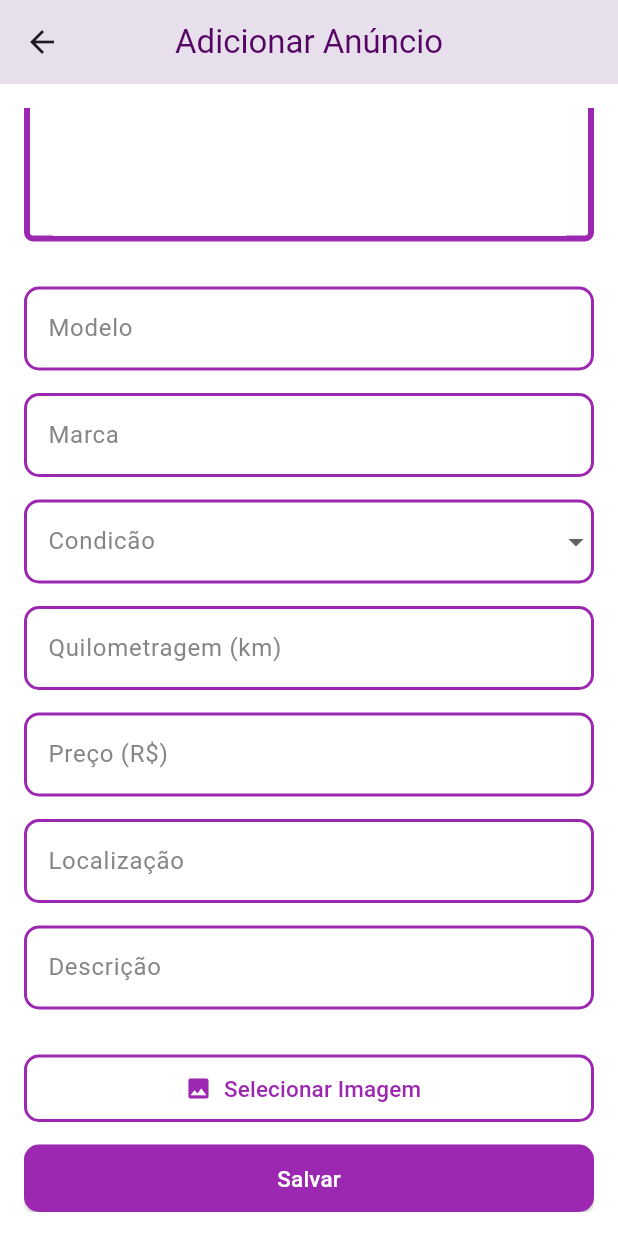
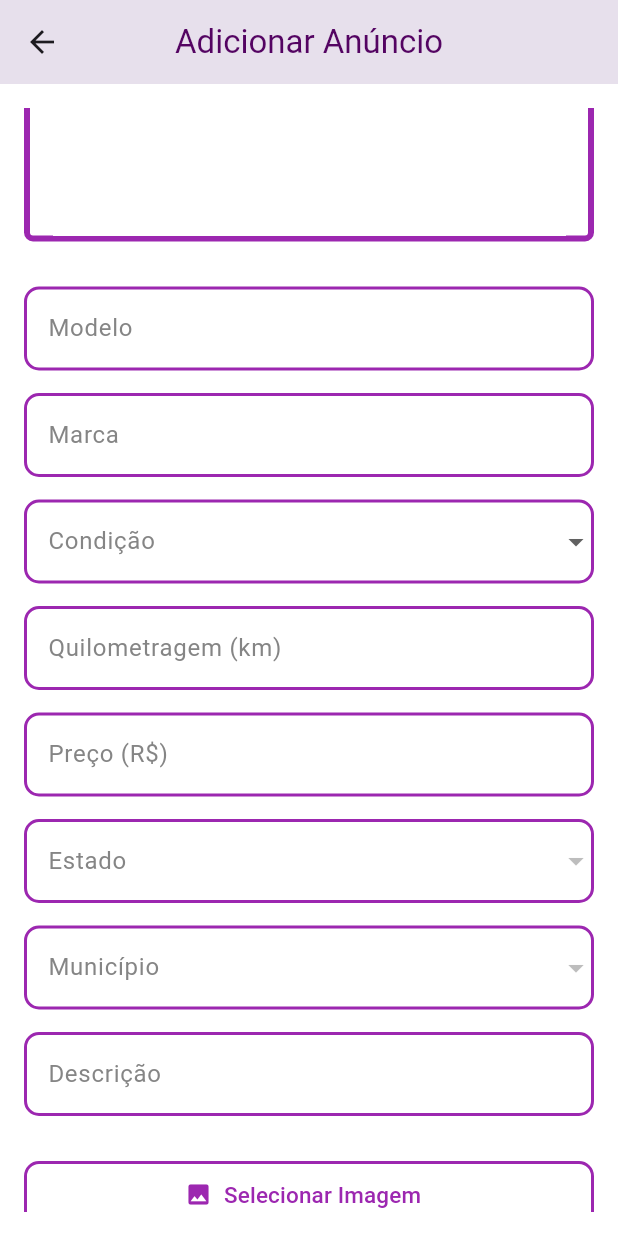
Before and after one commit to LuanMirandaa/AutoHub, a Flutter app: the AddEditCarScreen screen opened directly with empty values, scrolled down 261 dp, on a phone screen of 412 x 824 dp. Run offline on Flutter 3.47's test engine with Material 3 defaults, Android fonts, the phone set to English and light mode, and no system bars; our stand-ins replace cloud_firestore, firebase_auth, firebase_core, flutter_map, image_picker, latlong2; accounts and stored records are empty; generated files the repository leaves out were written again.

Commit message:
implementação de dois novos campos na adição de anúncios

```diff
--- a/lib/models/cars.dart
+++ b/lib/models/cars.dart
@@ -5,10 +5,11 @@ class Car {
   final String condicao;
   final double quilometragem;
   final double preco;
-  final String localizacao;
   final String? descricao;
   final String? imageUrl;
   final String userId;
+  final String estado;
+  final String municipio;
 
   Car({
     required this.id,
@@ -19,8 +20,9 @@ class Car {
     this.descricao,
     this.imageUrl,
     required this.userId,
-    required this.localizacao,
     required this.condicao,
+    required this.estado,
+    required this.municipio,
   });
 
   Map<String, dynamic> toMap() {
@@ -31,10 +33,11 @@ class Car {
       'condicao': condicao,
       'quilometragem': quilometragem,
       'preco': preco,
-      'localizacao': localizacao,
       'descricao': descricao,
       'imageUrl': imageUrl,
       'userId': userId,
+      'estado': estado,
+      'municipio': municipio,
     };
   }
 
@@ -46,10 +49,11 @@ class Car {
       condicao: map['condicao'],
       quilometragem: map['quilometragem'].toDouble(),
       preco: map['preco'].toDouble(),
-      localizacao: map['localizacao'],
       descricao: map['descricao'],
       imageUrl: map['imageUrl'],
       userId: map['userId'],
+      estado: map['estado'],
+      municipio: map['municipio'],
     );
   }
 }
--- a/lib/screens/add_edit_car_screen.dart
+++ b/lib/screens/add_edit_car_screen.dart
@@ -7,6 +7,7 @@ import 'package:uuid/uuid.dart';
 import 'package:auto_hub/services/cloudinary_service.dart';
 import 'package:auto_hub/services/firestore_service.dart';
 import 'package:auto_hub/helpers/format_number.dart';
+import 'package:cloud_firestore/cloud_firestore.dart';
 
 class AddEditCarScreen extends StatefulWidget {
   final User user;
@@ -29,15 +30,17 @@ class _AddEditCarScreenState extends State<AddEditCarScreen> {
   final TextEditingController marcaController = TextEditingController();
   final TextEditingController quilometragemController = TextEditingController();
   final TextEditingController precoController = TextEditingController();
-  final TextEditingController localizacaoController = TextEditingController();
-
   final TextEditingController descricaoController = TextEditingController();
 
   Uint8List? imageData;
   String? imageUrl;
   String? condicao;
+  String? selectedEstado;
+  String? selectedMunicipio;
 
   final List<String> status = ['Novo', 'Seminovo', 'Usado'];
+  final List<String> estados = [];
+  final List<String> municipios = [];
 
   @override
   void initState() {
@@ -48,9 +51,37 @@ class _AddEditCarScreenState extends State<AddEditCarScreen> {
       condicao = widget.car!.condicao;
       quilometragemController.text = widget.car!.quilometragem.toString();
       precoController.text = widget.car!.preco.toString();
-      localizacaoController.text = widget.car!.localizacao ?? '';
       descricaoController.text = widget.car!.descricao ?? '';
       imageUrl = widget.car!.imageUrl;
+      selectedEstado = widget.car!.estado;
+      selectedMunicipio = widget.car!.municipio;
+    }
+    fetchEstados();
+  }
+
+  // Busca os estados (IDs dos documentos na coleção "Localização")
+  Future<void> fetchEstados() async {
+    final snapshot =
+        await FirebaseFirestore.instance.collection('Localização').get();
+    setState(() {
+      estados.addAll(snapshot.docs
+          .map((doc) => doc.id)); // Pega o ID do documento (nome do estado)
+    });
+  }
+
+  // Busca os municípios associados ao estado selecionado
+  Future<void> fetchMunicipios(String estado) async {
+    final doc = await FirebaseFirestore.instance
+        .collection('Localização')
+        .doc(estado)
+        .get();
+    if (doc.exists) {
+      final data = doc.data() as Map<String, dynamic>;
+      setState(() {
+        municipios.clear();
+        municipios.addAll(List<String>.from(
+            data['municipios'])); // Pega o array de municípios
+      });
     }
   }
 
@@ -103,8 +134,7 @@ class _AddEditCarScreenState extends State<AddEditCarScreen> {
                   child: Image.asset('assets/images/photo_add_icon.png')),
             const SizedBox(height: 30),
             TextField(
-              controller:
-                  modeloController, // Color.fromARGB(255, 206, 147, 216)
+              controller: modeloController,
               decoration: const InputDecoration(
                   labelText: 'Modelo',
                   labelStyle:
@@ -138,7 +168,7 @@ class _AddEditCarScreenState extends State<AddEditCarScreen> {
             DropdownButtonFormField<String>(
               value: condicao,
               decoration: const InputDecoration(
-                labelText: 'Condicão',
+                labelText: 'Condição',
                 labelStyle:
                     TextStyle(color: Color.fromARGB(225, 117, 117, 117)),
                 focusedBorder: OutlineInputBorder(
@@ -198,12 +228,10 @@ class _AddEditCarScreenState extends State<AddEditCarScreen> {
                       borderRadius: BorderRadius.all(Radius.circular(10)))),
             ),
             const SizedBox(height: 15),
-            TextField(
-              controller: localizacaoController,
+            DropdownButtonFormField<String>(
+              value: selectedEstado,
               decoration: const InputDecoration(
-                hintText: 'Ex: São Paulo - SP',
-                hintStyle: TextStyle(color: Colors.grey),
-                labelText: 'Localização',
+                labelText: 'Estado',
                 labelStyle:
                     TextStyle(color: Color.fromARGB(225, 117, 117, 117)),
                 focusedBorder: OutlineInputBorder(
@@ -214,6 +242,48 @@ class _AddEditCarScreenState extends State<AddEditCarScreen> {
                     borderSide: BorderSide(color: Colors.purple, width: 2.0),
                     borderRadius: BorderRadius.all(Radius.circular(10))),
               ),
+              items: estados.map((String value) {
+                return DropdownMenuItem<String>(
+                  value: value,
+                  child: Text(value),
+                );
+              }).toList(),
+              onChanged: (String? newValue) {
+                setState(() {
+                  selectedEstado = newValue;
+                  selectedMunicipio = null;
+                  if (newValue != null) {
+                    fetchMunicipios(newValue);
+                  }
+                });
+              },
+            ),
+            const SizedBox(height: 15),
+            DropdownButtonFormField<String>(
+              value: selectedMunicipio,
+              decoration: const InputDecoration(
+                labelText: 'Município',
+                labelStyle:
+                    TextStyle(color: Color.fromARGB(225, 117, 117, 117)),
+                focusedBorder: OutlineInputBorder(
+                    borderSide: BorderSide(
+                        color: Color.fromARGB(255, 206, 147, 216), width: 2.0),
+                    borderRadius: BorderRadius.all(Radius.circular(10))),
+                enabledBorder: OutlineInputBorder(
+                    borderSide: BorderSide(color: Colors.purple, width: 2.0),
+                    borderRadius: BorderRadius.all(Radius.circular(10))),
+              ),
+              items: municipios.map((String value) {
+                return DropdownMenuItem<String>(
+                  value: value,
+                  child: Text(value),
+                );
+              }).toList(),
+              onChanged: (String? newValue) {
+                setState(() {
+                  selectedMunicipio = newValue;
+                });
+              },
             ),
             const SizedBox(height: 15),
             TextField(
@@ -296,7 +366,9 @@ class _AddEditCarScreenState extends State<AddEditCarScreen> {
     if (modeloController.text.isEmpty ||
         marcaController.text.isEmpty ||
         quilometragemController.text.isEmpty ||
-        precoController.text.isEmpty) {
+        precoController.text.isEmpty ||
+        selectedEstado == null ||
+        selectedMunicipio == null) {
       ScaffoldMessenger.of(context).showSnackBar(
         const SnackBar(
           content: Text('Por favor, preencha todos os campos obrigatórios.'),
@@ -332,12 +404,13 @@ class _AddEditCarScreenState extends State<AddEditCarScreen> {
       marca: marcaController.text,
       quilometragem: quilometragem,
       preco: preco,
-      localizacao: localizacaoController.text,
-      condicao: condicao!,
       descricao:
           descricaoController.text.isNotEmpty ? descricaoController.text : null,
       imageUrl: uploadedImageUrl ?? imageUrl,
       userId: widget.user.uid,
+      condicao: condicao!,
+      estado: selectedEstado!,
+      municipio: selectedMunicipio!,
     );
 
     final firestoreService = FirestoreService();
--- a/lib/screens/car_detail_screen.dart
+++ b/lib/screens/car_detail_screen.dart
@@ -113,7 +113,7 @@ class _CarDetailScreenState extends State<CarDetailScreen> {
             _buildInfoTile('Condição', widget.car.condicao),
             _buildInfoTile('Quilometragem',
                 '${formatNumber(widget.car.quilometragem)} Km'),
-            _buildInfoTile('Localização', widget.car.localizacao),
+            _buildInfoTile('Localização', widget.car.municipio, widget.car.estado),
             const SizedBox(height: 10),
             Container(
               width: double.infinity,
@@ -241,7 +241,7 @@ class _CarDetailScreenState extends State<CarDetailScreen> {
     );
   }
 
-  Widget _buildInfoTile(String title, String value) {
+  Widget _buildInfoTile(String title, String value, [String? additionalValue]) {
     return Padding(
       padding: const EdgeInsets.symmetric(vertical: 4),
       child: Container(
@@ -251,7 +251,7 @@ class _CarDetailScreenState extends State<CarDetailScreen> {
           borderRadius: BorderRadius.circular(10),
         ),
         child: Text(
-          '$title: $value',
+          '$title: $value${additionalValue != null ? ', $additionalValue' : ''}',
           style: const TextStyle(
             fontWeight: FontWeight.w700,
             fontSize: 18,
```
Also changed, not shown: lib/screens/home_screen.dart (+7 -0 lines).
